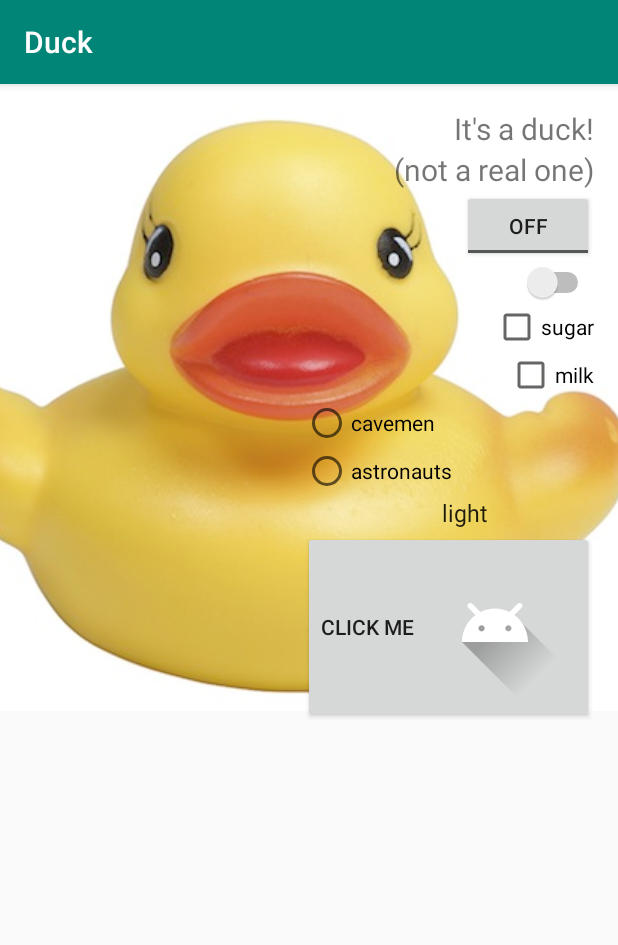
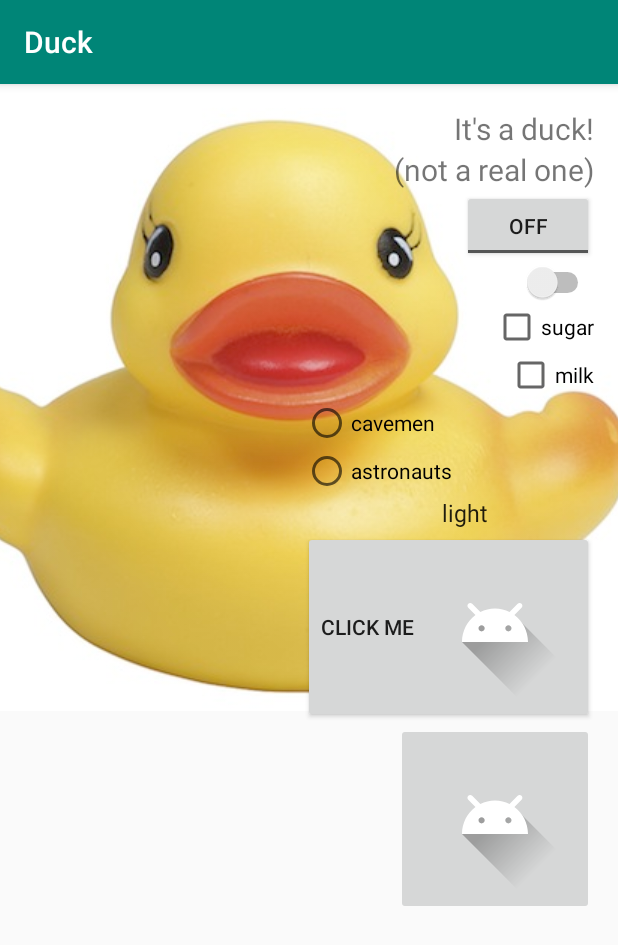
Before and after one commit to YakovBurtsev/duck, an Android app: the screen it shows after launch (MainActivity), on a phone screen of 412 x 824 dp. Shown: the top 945 px of the screen. Run offline under Robolectric (Android 15) with nearby library versions, the phone set to English and light mode, and no system bars.

Commit message:
image button

```diff
--- a/app/src/main/java/com/yaburtsev/duck/MainActivity.java
+++ b/app/src/main/java/com/yaburtsev/duck/MainActivity.java
@@ -81,4 +81,7 @@ public class MainActivity extends AppCompatActivity {
         String selected = String.valueOf(spinner.getSelectedItem());
     }
 
+    public void onImageButtonClick(View view) {
+
+    }
 }
--- a/app/src/main/res/layout/activity_main.xml
+++ b/app/src/main/res/layout/activity_main.xml
@@ -95,6 +95,14 @@
             android:drawableEnd="@drawable/ic_launcher_foreground"
             android:text="@string/click_me" />
 
+        <ImageButton
+            android:id="@+id/image_button"
+            android:layout_width="wrap_content"
+            android:layout_height="wrap_content"
+            android:contentDescription="@string/image_button"
+            android:onClick="onImageButtonClick"
+            android:src="@drawable/ic_launcher_foreground" />
+
     </LinearLayout>
 
 
```
